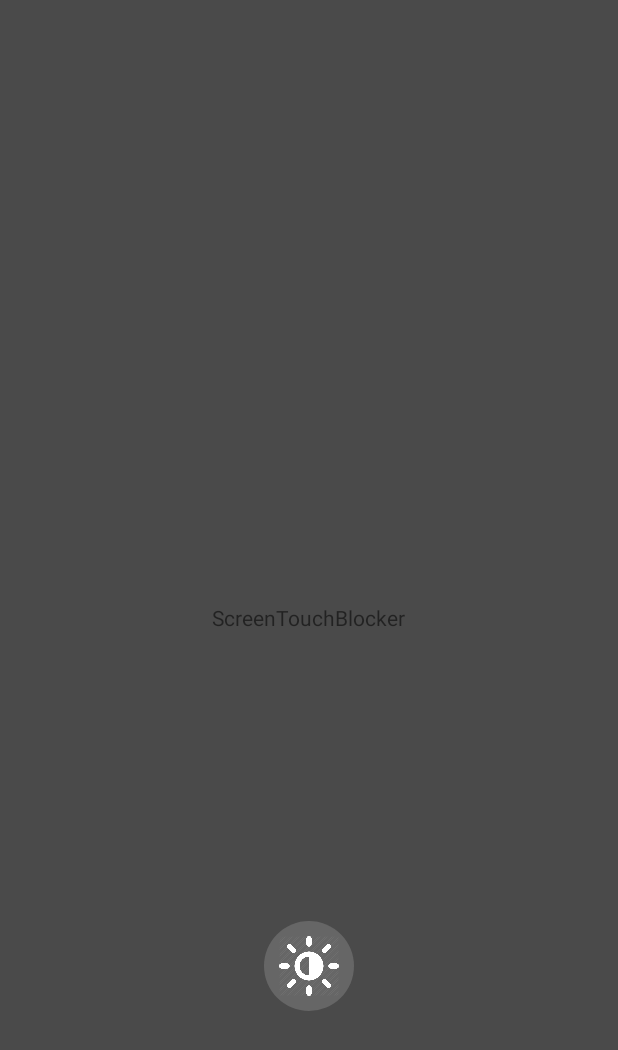
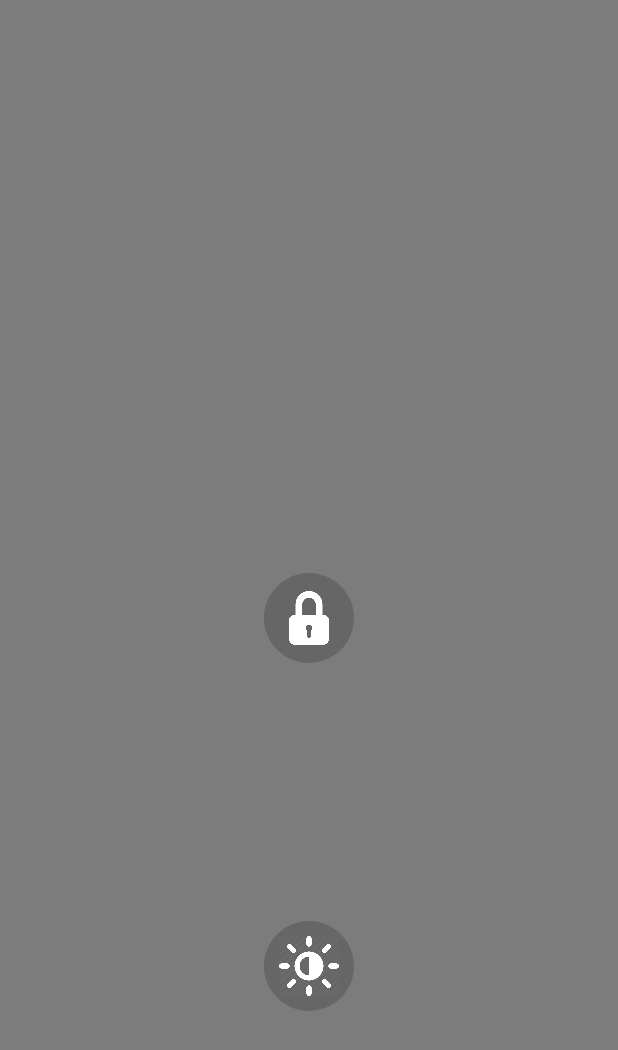
Before and after one commit to rkd628/ScreenTouchBlocker, an Android app: the layout wlayout.xml on its own in the app's theme, with its tools: preview values and no code run, on a phone screen of 412 x 824 dp. Shown: the top 1050 px of the screen. Run offline under Robolectric (Android 15) with nearby library versions, the phone set to English and light mode, and no system bars.

Commit message:
Some codes align Add lock icon

```diff
--- a/app/src/main/res/layout/wlayout.xml
+++ b/app/src/main/res/layout/wlayout.xml
@@ -3,14 +3,18 @@
     android:id="@+id/STBlockerWindow"
     android:layout_width="match_parent"
     android:layout_height="match_parent"
-    android:background="#B3000000">
+    android:background="#80000000">
 
-    <TextView
-        android:layout_width="wrap_content"
-        android:layout_height="wrap_content"
+    <ImageView
+        android:id="@+id/LockIcon"
+        android:layout_width="60dp"
+        android:layout_height="60dp"
+        android:padding="12dp"
         android:layout_centerHorizontal="true"
         android:layout_centerVertical="true"
-        android:text="ScreenTouchBlocker" />
+        android:src="@mipmap/sct_lock_icon"
+        android:background="@drawable/circle"
+        android:tint="#ffffff"/>
 
     <ImageView
         android:id="@+id/BrightBtn"
@@ -31,8 +35,8 @@
         android:layout_alignParentBottom="true"
         android:layout_centerHorizontal="true"
         android:layout_marginBottom="150dp"
-        android:max="200"
-        android:progress="100"
+        android:max="255"
+        android:progress="128"
         android:visibility="invisible"/>
 
 
```
Also changed, not shown: app/src/main/java/com/saykangstudio/screentouchblocker/MainActivity.java (+17 -18 lines), app/src/main/java/com/saykangstudio/screentouchblocker/ScreenTouchBlockerTileService.java (+6 -14 lines), app/src/main/java/com/saykangstudio/screentouchblocker/ScreenTouchService.java (+36 -62 lines), app/src/main/java/com/saykangstudio/screentouchblocker/Utils.java (added, +7 -0 lines), app/src/main/res/mipmap-hdpi/sct_lock_icon.png (added).
